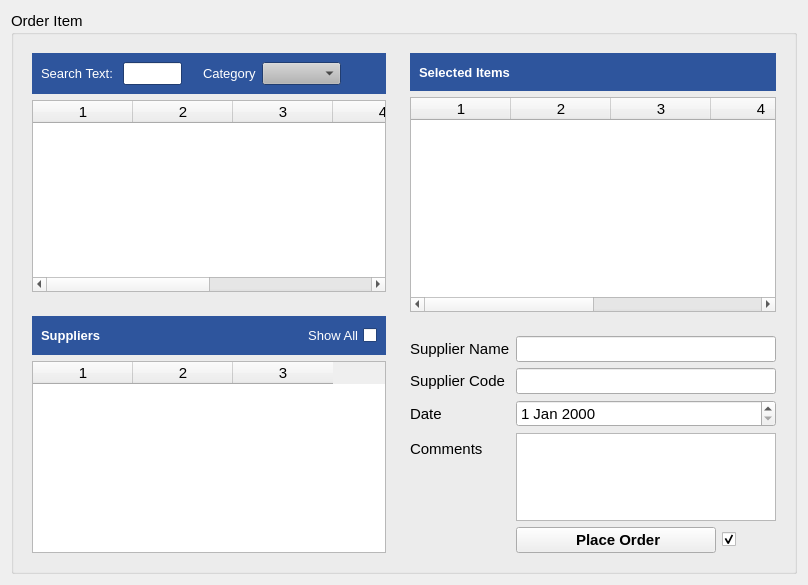
First picture: the form in estorecpp/addorderitemwidget.ui, repository Watti/estorecpp, before the edit.
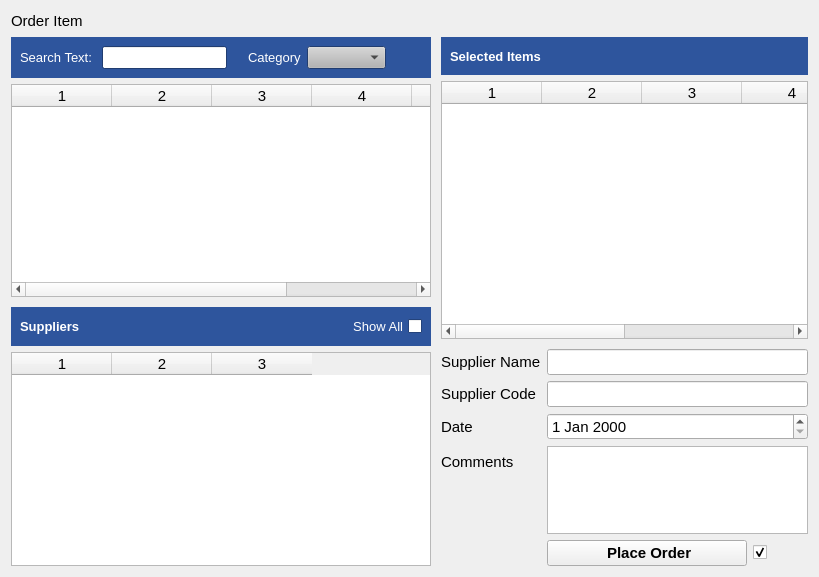
Second picture: the form after the edit. Icons and pictures are not drawn.

The edit to the form file:
```diff
--- a/estorecpp/addorderitemwidget.ui
+++ b/estorecpp/addorderitemwidget.ui
@@ -6,50 +6,68 @@
    <rect>
     <x>0</x>
     <y>0</y>
-    <width>808</width>
+    <width>819</width>
     <height>577</height>
    </rect>
   </property>
   <property name="windowTitle">
    <string>Form</string>
   </property>
-  <layout class="QGridLayout" name="gridLayout">
-   <item row="0" column="0">
-    <widget class="QGroupBox" name="groupBox">
-     <property name="sizePolicy">
-      <sizepolicy hsizetype="Minimum" vsizetype="Minimum">
-       <horstretch>0</horstretch>
-       <verstretch>0</verstretch>
-      </sizepolicy>
-     </property>
-     <property name="minimumSize">
-      <size>
-       <width>400</width>
-       <height>0</height>
-      </size>
-     </property>
-     <property name="maximumSize">
-      <size>
-       <width>16777215</width>
-       <height>16777215</height>
-      </size>
-     </property>
+  <layout class="QVBoxLayout" name="verticalLayout_9">
+   <item>
+    <layout class="QHBoxLayout" name="horizontalLayout_6">
+     <item>
+      <widget class="QLabel" name="label">
      <property name="font">
       <font>
        <pointsize>11</pointsize>
-       <weight>50</weight>
-       <bold>false</bold>
-      </font>
-     </property>
-     <property name="title">
+        </font>
+       </property>
+       <property name="text">
       <string>Order Item</string>
      </property>
+      </widget>
+     </item>
+     <item>
+      <spacer name="horizontalSpacer">
+       <property name="orientation">
+        <enum>Qt::Horizontal</enum>
+       </property>
+       <property name="sizeHint" stdset="0">
+        <size>
+         <width>40</width>
+         <height>20</height>
+        </size>
+       </property>
+      </spacer>
+     </item>
+    </layout>
+   </item>
+   <item>
      <layout class="QHBoxLayout" name="horizontalLayout_5">
+     <property name="spacing">
+      <number>10</number>
+     </property>
       <item>
        <layout class="QVBoxLayout" name="verticalLayout_7">
+       <property name="spacing">
+        <number>10</number>
+       </property>
         <item>
          <widget class="QWidget" name="widget_2" native="true">
           <layout class="QVBoxLayout" name="verticalLayout">
+          <property name="leftMargin">
+           <number>0</number>
+          </property>
+          <property name="topMargin">
+           <number>0</number>
+          </property>
+          <property name="rightMargin">
+           <number>0</number>
+          </property>
+          <property name="bottomMargin">
+           <number>0</number>
+          </property>
            <item>
             <widget class="QWidget" name="widget_3" native="true">
              <property name="sizePolicy">
@@ -658,7 +676,7 @@
            <item>
             <widget class="QTableWidget" name="itemTableWidget">
              <property name="sizePolicy">
-              <sizepolicy hsizetype="Minimum" vsizetype="Minimum">
+             <sizepolicy hsizetype="Preferred" vsizetype="Preferred">
                <horstretch>0</horstretch>
                <verstretch>0</verstretch>
               </sizepolicy>
@@ -685,8 +703,26 @@
         <item>
          <widget class="QWidget" name="widget_4" native="true">
           <layout class="QVBoxLayout" name="verticalLayout_3">
+          <property name="leftMargin">
+           <number>0</number>
+          </property>
+          <property name="topMargin">
+           <number>0</number>
+          </property>
+          <property name="rightMargin">
+           <number>0</number>
+          </property>
+          <property name="bottomMargin">
+           <number>0</number>
+          </property>
            <item>
             <widget class="QWidget" name="widget_6" native="true">
+            <property name="sizePolicy">
+             <sizepolicy hsizetype="Preferred" vsizetype="Fixed">
+              <horstretch>0</horstretch>
+              <verstretch>0</verstretch>
+             </sizepolicy>
+            </property>
              <property name="palette">
               <palette>
                <active>
@@ -882,6 +918,12 @@
            </item>
            <item>
             <widget class="QTableWidget" name="supplierTableWidget">
+            <property name="sizePolicy">
+             <sizepolicy hsizetype="Preferred" vsizetype="Preferred">
+              <horstretch>0</horstretch>
+              <verstretch>0</verstretch>
+             </sizepolicy>
+            </property>
              <property name="font">
               <font>
                <pointsize>11</pointsize>
@@ -902,9 +944,24 @@
       </item>
       <item>
        <layout class="QVBoxLayout" name="verticalLayout_8">
+       <property name="spacing">
+        <number>10</number>
+       </property>
         <item>
          <widget class="QWidget" name="widget_7" native="true">
           <layout class="QVBoxLayout" name="verticalLayout_6">
+          <property name="leftMargin">
+           <number>0</number>
+          </property>
+          <property name="topMargin">
+           <number>0</number>
+          </property>
+          <property name="rightMargin">
+           <number>0</number>
+          </property>
+          <property name="bottomMargin">
+           <number>0</number>
+          </property>
            <item>
             <widget class="QWidget" name="widget_8" native="true">
              <property name="sizePolicy">
@@ -1055,7 +1112,7 @@
            <item>
             <widget class="QTableWidget" name="selectedItemTableWidget">
              <property name="sizePolicy">
-              <sizepolicy hsizetype="Minimum" vsizetype="Expanding">
+             <sizepolicy hsizetype="Preferred" vsizetype="Expanding">
                <horstretch>0</horstretch>
                <verstretch>0</verstretch>
               </sizepolicy>
@@ -1082,6 +1139,18 @@
         <item>
          <widget class="QWidget" name="widget_5" native="true">
           <layout class="QVBoxLayout" name="verticalLayout_4">
+          <property name="leftMargin">
+           <number>0</number>
+          </property>
+          <property name="topMargin">
+           <number>0</number>
+          </property>
+          <property name="rightMargin">
+           <number>0</number>
+          </property>
+          <property name="bottomMargin">
+           <number>0</number>
+          </property>
            <item>
             <layout class="QFormLayout" name="formLayout">
              <item row="0" column="0">
@@ -1273,7 +1342,6 @@
        </layout>
       </item>
      </layout>
-    </widget>
    </item>
   </layout>
  </widget>
```
Lines whose indentation alone changed are shown as unchanged.
